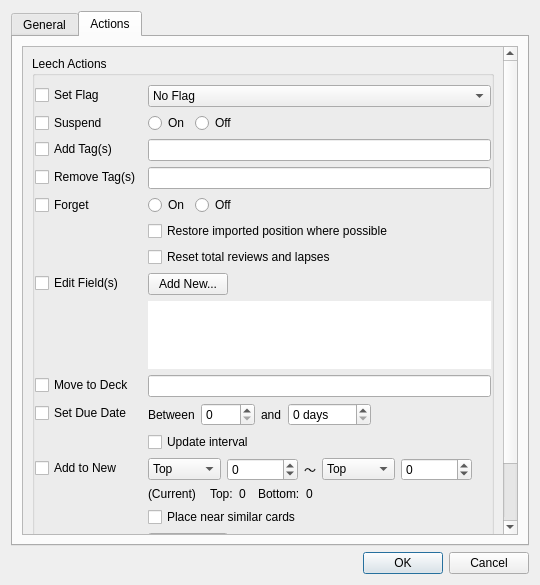
Before: the Qt Designer form res/ui/options_dialog.ui in iamjustkoi/LeechToolkit, drawn with Qt 5.
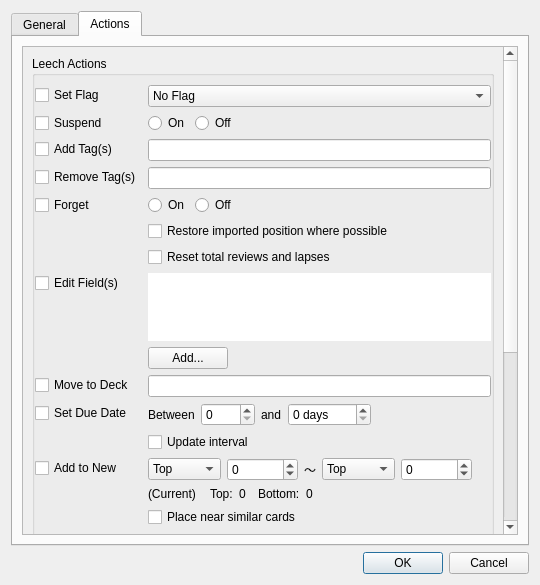
After: the same form once the commit is applied.

Commit message: Adjusted field editables expansion and draw properties

```diff
--- a/res/ui/options_dialog.ui
+++ b/res/ui/options_dialog.ui
@@ -347,9 +347,9 @@
           <property name="geometry">
            <rect>
             <x>0</x>
-            <y>-40</y>
+            <y>0</y>
             <width>479</width>
-            <height>532</height>
+            <height>750</height>
            </rect>
           </property>
           <property name="sizePolicy">
@@ -606,23 +606,10 @@
                 </item>
                 <item row="7" column="1">
                  <layout class="QVBoxLayout" name="verticalLayout_8">
-                  <item>
-                   <widget class="QPushButton" name="addFieldButton">
-                    <property name="sizePolicy">
-                     <sizepolicy hsizetype="Maximum" vsizetype="Fixed">
-                      <horstretch>0</horstretch>
-                      <verstretch>0</verstretch>
-                     </sizepolicy>
-                    </property>
-                    <property name="text">
-                     <string>Add New...</string>
-                    </property>
-                   </widget>
-                  </item>
                   <item>
                    <widget class="QListWidget" name="editFieldsList">
                     <property name="sizePolicy">
-                     <sizepolicy hsizetype="Preferred" vsizetype="Expanding">
+                     <sizepolicy hsizetype="Expanding" vsizetype="Expanding">
                       <horstretch>0</horstretch>
                       <verstretch>0</verstretch>
                      </sizepolicy>
@@ -656,6 +643,19 @@
                     </property>
                    </widget>
                   </item>
+                  <item>
+                   <widget class="QPushButton" name="addFieldButton">
+                    <property name="sizePolicy">
+                     <sizepolicy hsizetype="Maximum" vsizetype="Fixed">
+                      <horstretch>0</horstretch>
+                      <verstretch>0</verstretch>
+                     </sizepolicy>
+                    </property>
+                    <property name="text">
+                     <string>Add...</string>
+                    </property>
+                   </widget>
+                  </item>
                  </layout>
                 </item>
                 <item row="8" column="0">
@@ -1023,16 +1023,42 @@
                   </layout>
                  </widget>
                 </item>
-                <item row="13" column="1">
-                 <widget class="QCheckBox" name="queueSimilarCheckbox">
-                  <property name="toolTip">
-                   <string>Using the given range:
+                <item row="14" column="1">
+                 <layout class="QHBoxLayout" name="horizontalLayout_6">
+                  <item>
+                   <layout class="QVBoxLayout" name="verticalLayout_10">
+                    <item>
+                     <widget class="QCheckBox" name="queueSimilarCheckbox">
+                      <property name="toolTip">
+                       <string>Using the given range:
 Place the card next to another one if the other card matches a preset filter.</string>
-                  </property>
-                  <property name="text">
-                   <string>Place near similar cards</string>
-                  </property>
-                 </widget>
+                      </property>
+                      <property name="text">
+                       <string>Place near similar cards</string>
+                      </property>
+                     </widget>
+                    </item>
+                    <item>
+                     <widget class="QGroupBox" name="groupBox_2">
+                      <property name="minimumSize">
+                       <size>
+                        <width>0</width>
+                        <height>100</height>
+                       </size>
+                      </property>
+                      <property name="title">
+                       <string>Filters</string>
+                      </property>
+                      <layout class="QVBoxLayout" name="verticalLayout_9">
+                       <item>
+                        <widget class="QListView" name="listView"/>
+                       </item>
+                      </layout>
+                     </widget>
+                    </item>
+                   </layout>
+                  </item>
+                 </layout>
                 </item>
                 <item row="15" column="1">
                  <widget class="QCheckBox" name="queueSiblingCheckbox">
@@ -1045,19 +1071,6 @@
                   </property>
                  </widget>
                 </item>
-                <item row="14" column="1">
-                 <widget class="QPushButton" name="pushButton">
-                  <property name="sizePolicy">
-                   <sizepolicy hsizetype="Maximum" vsizetype="Fixed">
-                    <horstretch>0</horstretch>
-                    <verstretch>0</verstretch>
-                   </sizepolicy>
-                  </property>
-                  <property name="text">
-                   <string>Filters...</string>
-                  </property>
-                 </widget>
-                </item>
                </layout>
               </item>
              </layout>
```
Left out of the diff: 4 changed lines with no effect on the pictures. The commit also changes 5 other files.
